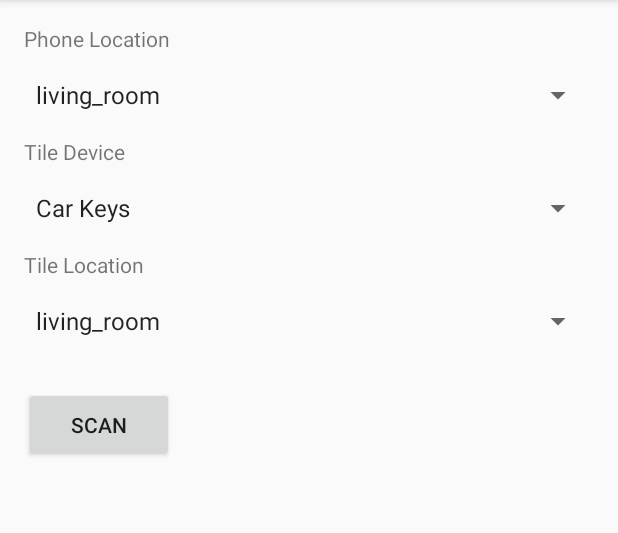
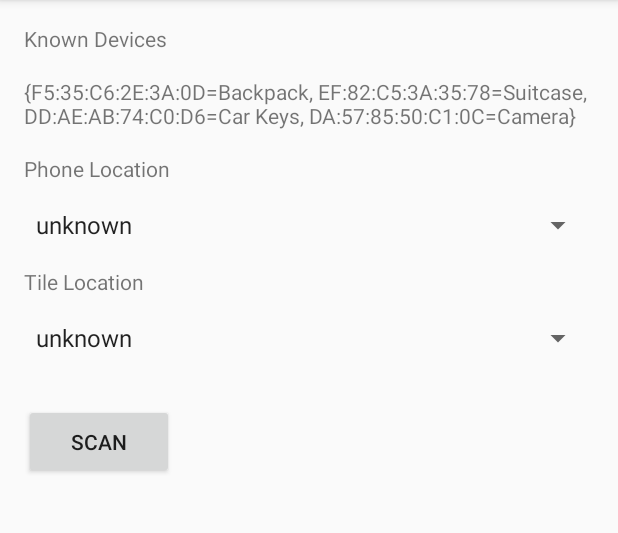
Before and after one commit to cartland/Marauder, an Android app: the screen it shows after launch (MainActivity), on a phone screen of 412 x 824 dp, the part 84-617 px from its top. Run offline under Robolectric (Android 15) with nearby library versions, the phone set to English and light mode, and no system bars; our stand-ins replace Firebase (no records; nobody signed in at launch, a user with empty details on screens opened directly).

Commit message:
Upload data for all known BLE devices

```diff
--- a/android/Marauder/app/src/main/java/com/chriscartland/marauder/MainActivity.kt
+++ b/android/Marauder/app/src/main/java/com/chriscartland/marauder/MainActivity.kt
@@ -9,6 +9,7 @@ import android.bluetooth.le.ScanResult
 import android.content.Context
 import android.content.Intent
 import android.content.pm.PackageManager
+import android.content.res.Resources
 import android.os.AsyncTask
 import android.os.Bundle
 import android.os.PersistableBundle
@@ -36,7 +37,9 @@ class MainActivity : AppCompatActivity() {
     private var bleScanner: BluetoothLeScanner? = null
     private lateinit var startScanButton: Button
     private lateinit var stopScanButton: Button
+    private lateinit var devicesOfInterestList: TextView
     private lateinit var mainTextView: TextView
+    private val devicesOfInterest: MutableMap<String, String> = HashMap()
 
     // Bluetooth device scan callback.
     private val bleScanCallback = object : ScanCallback() {
@@ -77,12 +80,12 @@ class MainActivity : AppCompatActivity() {
             mainTextView.text = sb.toString()
 
             val phoneLocationSpinner = findViewById<Spinner>(R.id.phoneLocationSpinner)
-            val tileDeviceSpinner = findViewById<Spinner>(R.id.tileDeviceSpinner)
             val tileLocationSpinner = findViewById<Spinner>(R.id.tileLocationSpinner)
 
             val update = hashMapOf(
                 "appVersionCode" to BuildConfig.VERSION_CODE,
                 "appVersionName" to BuildConfig.VERSION_NAME,
+                "phoneModel" to android.os.Build.MODEL,
                 "phoneUUID" to uuid,
                 "bleDevice" to device,
                 "bleName" to name,
@@ -92,8 +95,7 @@ class MainActivity : AppCompatActivity() {
                 "phoneLocation" to phoneLocationSpinner.selectedItem.toString()
             )
 
-            val selectedTileLocation = tileDeviceSpinner.selectedItem.toString()
-            if (selectedTileLocation == friendlyName) {
+            if (devicesOfInterest.values.contains(friendlyName)) {
                 Log.d(TAG, "Uploading tile")
                 val tileLocation = tileLocationSpinner.selectedItem.toString()
                 update["tileLocation"] = tileLocation
@@ -118,10 +120,12 @@ class MainActivity : AppCompatActivity() {
 
     override fun onSaveInstanceState(outState: Bundle?, outPersistentState: PersistableBundle?) {
         Log.d(TAG, "onSaveInstanceState")
-        outState?.run {
+        val out = outState ?: Bundle()
+        val persistableOut = outPersistentState ?: PersistableBundle()
+        out.run {
             putString(Companion.UUID_KEY, uuid)
         }
-        super.onSaveInstanceState(outState, outPersistentState)
+        super.onSaveInstanceState(out, persistableOut)
     }
 
     override fun onCreate(savedInstanceState: Bundle?) {
@@ -130,6 +134,8 @@ class MainActivity : AppCompatActivity() {
             Log.d(TAG, "onRestoreInstanceState: randomUUID()")
             uuid = UUID.randomUUID().toString()
         }
+
+        loadDevicesOfInterest(resources, devicesOfInterest)
 
         setContentView(R.layout.activity_main)
 
@@ -140,6 +146,9 @@ class MainActivity : AppCompatActivity() {
         startScanButton.setOnClickListener { startScanning() }
         stopScanButton = findViewById(R.id.stop_scan_button)
         stopScanButton.setOnClickListener { stopScanning() }
+
+        devicesOfInterestList = findViewById(R.id.listOfKnownBleDevices)
+        devicesOfInterestList.text = devicesOfInterest.toString()
 
         manager = getSystemService(Context.BLUETOOTH_SERVICE) as BluetoothManager
         adapter = manager.adapter
@@ -165,6 +174,17 @@ class MainActivity : AppCompatActivity() {
                 )
             }
             builder.show()
+        }
+    }
+
+    private fun loadDevicesOfInterest(resources: Resources, devicesOfInterest: MutableMap<String, String>) {
+        resources.getStringArray(R.array.devices_of_interest).let { listOfDeviceInfos ->
+            for (value in listOfDeviceInfos) {
+                val keyValue = value.split("->")
+                val key = keyValue[0] as String
+                val value = keyValue[1] as String
+                devicesOfInterest[key] = value
+            }
         }
     }
 
@@ -196,7 +216,7 @@ class MainActivity : AppCompatActivity() {
     private fun startScanning() {
         Log.d(TAG, "startScanning")
         mainTextView.text = ""
-        startScanButton.visibility = View.INVISIBLE
+        startScanButton.visibility = View.GONE
         stopScanButton.visibility = View.VISIBLE
         AsyncTask.execute {
             bleScanner?.startScan(bleScanCallback)
@@ -210,7 +230,7 @@ class MainActivity : AppCompatActivity() {
         Log.d(TAG, "stopScanning")
         mainTextView.append("Stopped Scanning")
         startScanButton.visibility = View.VISIBLE
-        stopScanButton.visibility = View.INVISIBLE
+        stopScanButton.visibility = View.GONE
         AsyncTask.execute {
             bleScanner?.stopScan(bleScanCallback)
             if (bleScanner == null) {
@@ -222,13 +242,12 @@ class MainActivity : AppCompatActivity() {
     /**
      * Known Bluetooth addresses.
      */
-    private fun addressToName(address: String) = when (address) {
-        "DD:AE:AB:74:C0:D6" -> "Car Keys"
-        "F5:35:C6:2E:3A:0D" -> "Backpack"
-        "EF:82:C5:3A:35:78" -> "Suitcase"
-        "DA:57:85:50:C1:0C" -> "Camera"
-        else -> address
-    }
+    private fun addressToName(address: String): String =
+        if (devicesOfInterest.containsKey(address)) {
+            devicesOfInterest[address] ?: address
+        } else {
+            address
+        }
 
     companion object {
         private val TAG = MainActivity::class.java.simpleName
--- a/android/Marauder/app/src/main/res/layout/activity_main.xml
+++ b/android/Marauder/app/src/main/res/layout/activity_main.xml
@@ -1,7 +1,8 @@
 <?xml version="1.0" encoding="utf-8"?>
-<RelativeLayout
+<LinearLayout
         xmlns:android="http://schemas.android.com/apk/res/android"
         xmlns:tools="http://schemas.android.com/tools"
+        android:orientation="vertical"
         android:layout_width="match_parent"
         android:layout_height="match_parent"
         android:paddingBottom="@dimen/activity_vertical_margin"
@@ -11,41 +12,24 @@
         android:keepScreenOn="true"
         tools:context=".MainActivity">
 
-    <Button
-            android:id="@+id/start_scan_button"
-            android:layout_width="100dp"
-            android:layout_height="50dp"
-            android:text="@string/scan_button_text"
-            android:layout_below="@id/tileLocationSpinner"
-        android:layout_marginTop="16dp"
-
-        />
-
-    <Button
-            android:id="@+id/stop_scan_button"
+    <TextView
+            android:id="@+id/knownBleDevicesLabel"
             android:layout_width="wrap_content"
-            android:layout_height="50dp"
-            android:text="@string/stop_scanning_button_text"
-            android:visibility="invisible"
-            android:layout_below="@id/tileLocationSpinner"
-        android:layout_marginTop="16dp"
-        />
+            android:layout_height="wrap_content"
+            android:text="@string/knownBleDevicesLabel"
+            tools:text="@string/knownBleDevicesLabel" />
 
     <TextView
-        android:id="@+id/main_text_view"
+            android:id="@+id/listOfKnownBleDevices"
             android:layout_width="match_parent"
             android:layout_height="wrap_content"
-        android:layout_below="@id/start_scan_button"
-        android:maxLines="30"
             android:layout_marginTop="16dp"
-        android:scrollbars="vertical" />
+            android:layout_marginBottom="16dp" />
 
     <TextView
             android:id="@+id/phoneLocationLabel"
             android:layout_width="wrap_content"
             android:layout_height="wrap_content"
-        android:layout_alignParentTop="true"
-
             android:text="@string/phoneLocationSpinnerLabel"
             tools:text="@string/phoneLocationSpinnerLabel" />
 
@@ -55,35 +39,12 @@
     android:layout_height="wrap_content"
     android:layout_marginTop="16dp"
     android:layout_marginBottom="16dp"
-
-        android:layout_below="@id/phoneLocationLabel"
-
     android:entries="@array/locations" />
-
-    <TextView
-        android:id="@+id/tileDeviceLabel"
-        android:layout_width="wrap_content"
-        android:layout_height="wrap_content"
-        android:layout_below="@id/phoneLocationSpinner"
-
-        android:text="@string/tileDeviceSpinnerLabel"
-        tools:text="@string/tileDeviceSpinnerLabel" />
-
-    <Spinner
-        android:id="@+id/tileDeviceSpinner"
-        android:layout_width="match_parent"
-        android:layout_height="wrap_content"
-        android:layout_below="@id/tileDeviceLabel"
-        android:layout_marginTop="16dp"
-        android:layout_marginBottom="16dp"
-        android:entries="@array/tile_devices" />
 
     <TextView
             android:id="@+id/tileLocationLabel"
             android:layout_width="wrap_content"
             android:layout_height="wrap_content"
-        android:layout_below="@id/tileDeviceSpinner"
-
             android:text="@string/tileDeviceLocationSpinnerLabel"
             tools:text="@string/tileDeviceLocationSpinnerLabel" />
 
@@ -91,10 +52,31 @@
             android:id="@+id/tileLocationSpinner"
             android:layout_width="match_parent"
             android:layout_height="wrap_content"
-        android:layout_below="@id/tileLocationLabel"
             android:layout_marginTop="16dp"
             android:layout_marginBottom="16dp"
-
             android:entries="@array/locations" />
 
-</RelativeLayout>
+    <Button
+            android:id="@+id/start_scan_button"
+            android:layout_width="100dp"
+            android:layout_height="50dp"
+            android:text="@string/scan_button_text"
+            android:layout_marginTop="16dp" />
+
+    <Button
+            android:id="@+id/stop_scan_button"
+            android:layout_width="wrap_content"
+            android:layout_height="50dp"
+            android:text="@string/stop_scanning_button_text"
+            android:visibility="gone"
+            android:layout_marginTop="16dp" />
+
+    <TextView
+            android:id="@+id/main_text_view"
+            android:layout_width="match_parent"
+            android:layout_height="wrap_content"
+            android:maxLines="30"
+            android:layout_marginTop="16dp"
+            android:scrollbars="vertical" />
+
+</LinearLayout>
--- /dev/null
+++ b/android/Marauder/app/src/main/res/values/knowndevices.xml
@@ -0,0 +1,9 @@
+<?xml version="1.0" encoding="utf-8"?>
+<resources>
+    <string-array name="devices_of_interest">
+        <item>DD:AE:AB:74:C0:D6->Car Keys</item>
+        <item>F5:35:C6:2E:3A:0D->Backpack</item>
+        <item>EF:82:C5:3A:35:78->Suitcase</item>
+        <item>DA:57:85:50:C1:0C->Camera</item>
+    </string-array>
+</resources>
--- a/android/Marauder/app/src/main/res/values/strings.xml
+++ b/android/Marauder/app/src/main/res/values/strings.xml
@@ -12,10 +12,11 @@
     </string>
 
     <string name="phoneLocationSpinnerLabel">Phone Location</string>
-    <string name="tileDeviceSpinnerLabel">Tile Device</string>
+    <string name="knownBleDevicesLabel">Known Devices</string>
     <string name="tileDeviceLocationSpinnerLabel">Tile Location</string>
 
     <string-array name="locations">
+        <item>unknown</item>
         <item>living_room</item>
         <item>stromme_bedroom</item>
         <item>nick_bedroom</item>
```
Also changed, not shown: android/Marauder/app/build.gradle (+4 -4 lines). Lines whose indentation alone changed are shown as unchanged.
